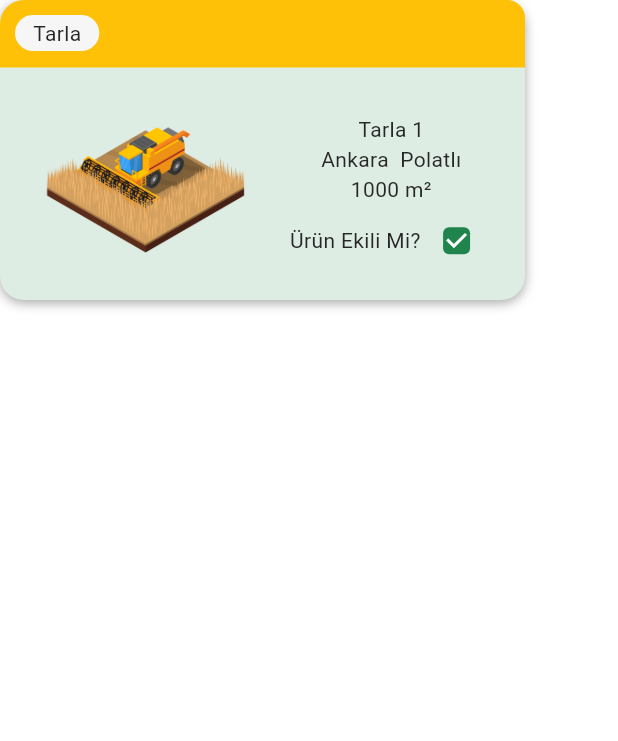
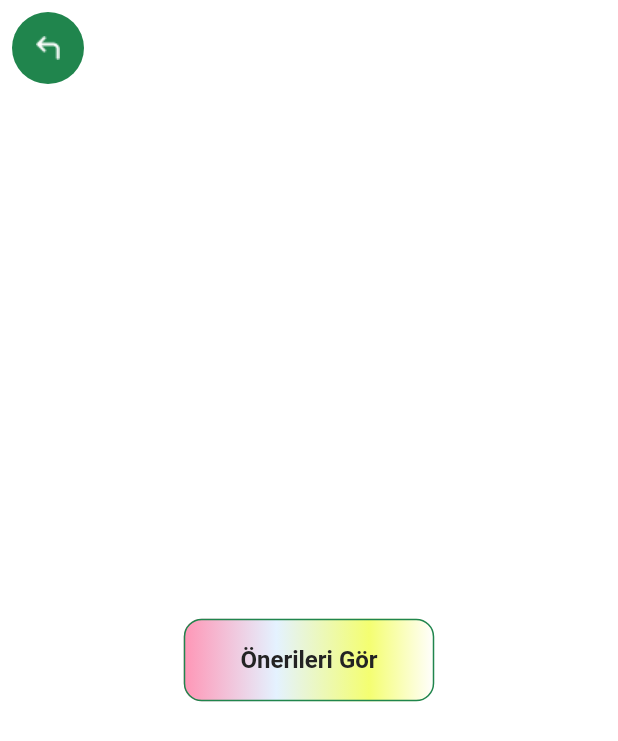
Before and after one commit to Mudrowe/Toprak-Rehberi, a Flutter app: the TLandCard widget shown alone on an empty page, opened directly with sample values from the repository, after a tap on "Tarla", on a phone screen of 412 x 824 dp. Shown: the top 741 px of the screen. Run offline on Flutter 3.47's test engine with Material 3 defaults, Android fonts, the phone set to English and light mode, and no system bars; our stand-ins replace carousel_slider, fl_chart, get, logger, percent_indicator.

Commit message:
frontend: add land details screen

```diff
--- a/lib/common/widgets/custom_shapes/custom_elevated_button.dart
+++ b/lib/common/widgets/custom_shapes/custom_elevated_button.dart
@@ -1,29 +1,39 @@
 import 'package:flutter/material.dart';
+import 'package:toprak_rehberi/utils/constants/sizes.dart';
 
 class CustomElevatedButton extends StatelessWidget {
   final VoidCallback onPressed;
   final String text;
-  final Color backgroundColor;
+  final Color? backgroundColor;
+  final Gradient? backgroundGradient;
   final Color textColor;
   final double width;
   final double height;
 
-  const CustomElevatedButton({super.key,
+  const CustomElevatedButton({
+    super.key,
     required this.onPressed,
     required this.text,
-    required this.backgroundColor,
+    this.backgroundColor,
+    this.backgroundGradient,
     required this.textColor,
-    required this.width,
-    required this.height,
+    this.width = TSizes.buttonWidth,
+    this.height = TSizes.buttonHeight,
   });
 
   @override
   Widget build(BuildContext context) {
-    return ElevatedButton(
+    return Container(
+      decoration: BoxDecoration(
+        color: backgroundGradient == null ? backgroundColor : null,
+        gradient: backgroundGradient,
+        borderRadius: BorderRadius.circular(12),
+      ),
+      child: ElevatedButton(
         onPressed: onPressed,
         style: ElevatedButton.styleFrom(
           minimumSize: Size(width, height),
-        backgroundColor: backgroundColor,
+          backgroundColor: Colors.transparent,
           shape: RoundedRectangleBorder(
             borderRadius: BorderRadius.circular(12),
           ),
@@ -32,6 +42,7 @@ class CustomElevatedButton extends StatelessWidget {
           text,
           style: TextStyle(color: textColor),
         ),
+      ),
     );
   }
 }
--- /dev/null
+++ b/lib/common/widgets/land_details/land_details.dart
@@ -0,0 +1,30 @@
+import 'package:flutter/material.dart';
+import 'package:toprak_rehberi/common/widgets/appbar/appbar.dart';
+import 'package:toprak_rehberi/common/widgets/custom_shapes/custom_elevated_button.dart';
+import 'package:toprak_rehberi/models/land/land.dart';
+import 'package:toprak_rehberi/utils/constants/colors.dart';
+import 'package:toprak_rehberi/utils/constants/text_strings.dart';
+
+class TLandDetails extends StatelessWidget {
+  final Land land;
+
+  const TLandDetails({super.key, required this.land});
+
+  @override
+  Widget build(BuildContext context) {
+    final textTheme = Theme.of(context).textTheme;
+    return Scaffold(
+      appBar: const TAppBar(),
+      body: Center(
+        child: SingleChildScrollView(
+          child: CustomElevatedButton(
+            onPressed: () {},
+            text: TTexts.showSuggestions,
+            backgroundGradient: TColors.recommendationGradient,
+            textColor: TColors.black,
+          ),
+        ),
+      ),
+    );
+  }
+}
--- a/lib/features/main_pages/home/home.dart
+++ b/lib/features/main_pages/home/home.dart
@@ -1,6 +1,6 @@
 import 'package:fl_chart/fl_chart.dart';
 import 'package:flutter/material.dart';
-import 'package:toprak_rehberi/features/main_pages/products/widgets/product_card/products_lists.dart';
+import 'package:toprak_rehberi/features/main_pages/products/seed/products_lists.dart';
 import 'package:toprak_rehberi/features/main_pages/home/widgets/card_slider.dart';
 import 'package:toprak_rehberi/features/main_pages/home/widgets/legend_item.dart';
 import 'package:toprak_rehberi/features/main_pages/home/widgets/pie_chart.dart';
--- a/lib/features/main_pages/lands/lands.dart
+++ b/lib/features/main_pages/lands/lands.dart
@@ -1,7 +1,7 @@
 import 'package:flutter/material.dart';
 import 'package:toprak_rehberi/common/widgets/appbar/appbar.dart';
 import 'package:toprak_rehberi/features/main_pages/lands/widgets/land_card/land_card.dart';
-import 'package:toprak_rehberi/features/main_pages/lands/widgets/lands_list.dart';
+import 'package:toprak_rehberi/features/main_pages/lands/seed/lands_list.dart';
 import 'package:toprak_rehberi/utils/constants/sizes.dart';
 import 'package:toprak_rehberi/utils/constants/text_strings.dart';
 
--- a/lib/features/main_pages/lands/widgets/lands_list.dart
+++ b/lib/features/main_pages/lands/seed/lands_list.dart
@@ -1,4 +1,4 @@
-import 'package:toprak_rehberi/features/main_pages/products/widgets/product_card/products_lists.dart';
+import 'package:toprak_rehberi/features/main_pages/products/seed/products_lists.dart';
 import 'package:toprak_rehberi/models/land/land.dart';
 import 'package:toprak_rehberi/utils/constants/enums.dart';
 
--- a/lib/features/main_pages/lands/widgets/land_card/land_card.dart
+++ b/lib/features/main_pages/lands/widgets/land_card/land_card.dart
@@ -1,5 +1,7 @@
 import 'package:flutter/material.dart';
+import 'package:get/get.dart';
 import 'package:toprak_rehberi/common/styles/shadows.dart';
+import 'package:toprak_rehberi/common/widgets/land_details/land_details.dart';
 import 'package:toprak_rehberi/features/main_pages/lands/widgets/land_card/land_banner.dart';
 import 'package:toprak_rehberi/features/main_pages/lands/widgets/land_card/land_info.dart';
 import 'package:toprak_rehberi/models/land/land.dart';
@@ -17,7 +19,7 @@ class TLandCard extends StatelessWidget {
   @override
   Widget build(BuildContext context) {
     return GestureDetector(
-      onTap: () {},
+      onTap: () => Get.to(() => TLandDetails(land: land)),
       child: Container(
         width: TSizes.cardWidth,
         height: TSizes.cardHeight,
--- a/lib/features/main_pages/products/products.dart
+++ b/lib/features/main_pages/products/products.dart
@@ -1,7 +1,7 @@
 import 'package:flutter/material.dart';
 import 'package:toprak_rehberi/common/widgets/appbar/tabbar.dart';
-import 'package:toprak_rehberi/features/main_pages/products/widgets/harvested_products.dart';
-import 'package:toprak_rehberi/features/main_pages/products/widgets/planted_products.dart';
+import 'package:toprak_rehberi/features/main_pages/products/widgets/tabs/harvested_products.dart';
+import 'package:toprak_rehberi/features/main_pages/products/widgets/tabs/planted_products.dart';
 import 'package:toprak_rehberi/utils/constants/text_strings.dart';
 
 class ProductsScreen extends StatelessWidget {
--- a/lib/features/main_pages/products/widgets/harvested_products.dart
+++ b/lib/features/main_pages/products/widgets/tabs/harvested_products.dart
@@ -1,7 +1,7 @@
 import 'package:flutter/material.dart';
 import 'package:toprak_rehberi/common/widgets/custom_shapes/search_container.dart';
 import 'package:toprak_rehberi/features/main_pages/products/widgets/product_card/product_card.dart';
-import 'package:toprak_rehberi/features/main_pages/products/widgets/product_card/products_lists.dart';
+import 'package:toprak_rehberi/features/main_pages/products/seed/products_lists.dart';
 import 'package:toprak_rehberi/utils/constants/sizes.dart';
 import 'package:toprak_rehberi/utils/constants/text_strings.dart';
 
--- a/lib/features/main_pages/products/widgets/planted_products.dart
+++ b/lib/features/main_pages/products/widgets/tabs/planted_products.dart
@@ -1,7 +1,7 @@
 import 'package:flutter/material.dart';
 import 'package:toprak_rehberi/common/widgets/custom_shapes/search_container.dart';
 import 'package:toprak_rehberi/features/main_pages/products/widgets/product_card/product_card.dart';
-import 'package:toprak_rehberi/features/main_pages/products/widgets/product_card/products_lists.dart';
+import 'package:toprak_rehberi/features/main_pages/products/seed/products_lists.dart';
 import 'package:toprak_rehberi/utils/constants/sizes.dart';
 import 'package:toprak_rehberi/utils/constants/text_strings.dart';
 
```
Also changed, not shown: lib/features/main_pages/products/seed/products_lists.dart (renamed from lib/features/main_pages/products/widgets/product_card/products_lists.dart). Lines whose indentation alone changed are shown as unchanged.
